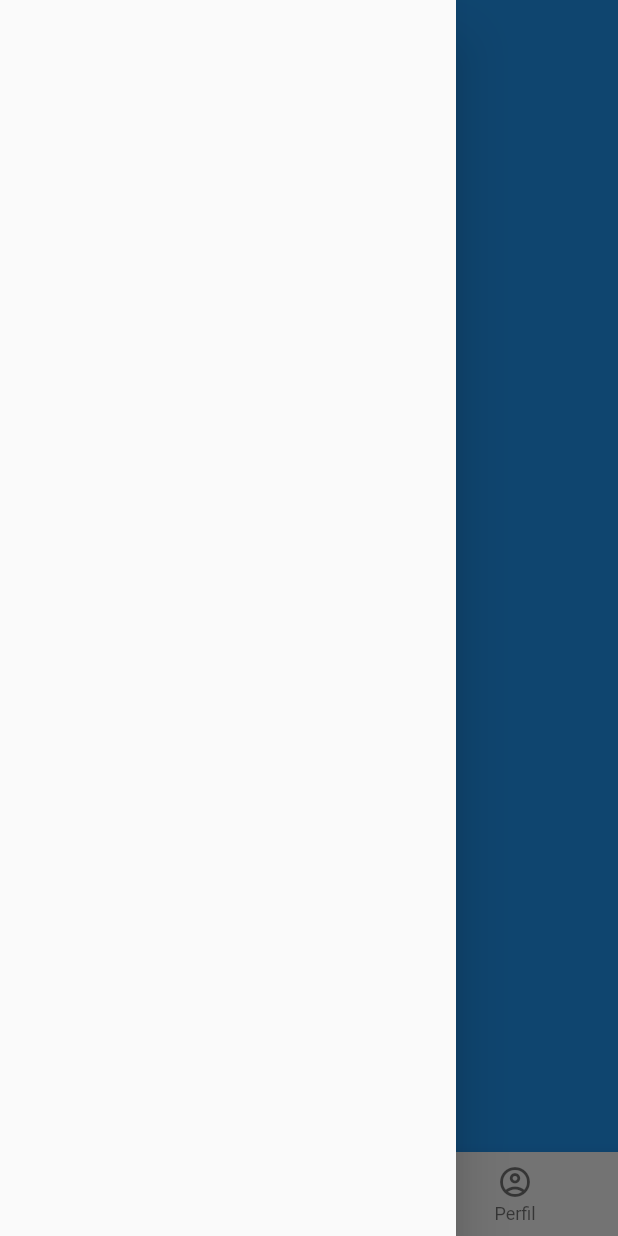
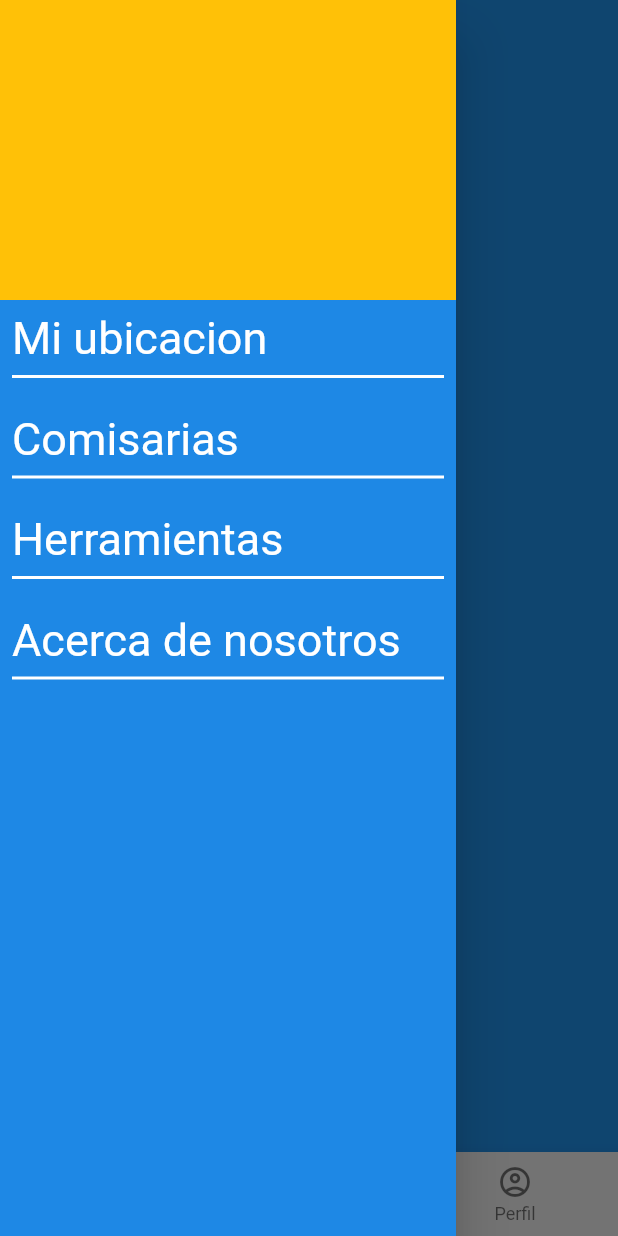
Before and after one commit to BwaldirLM/app_avanzados, a Flutter app: the HomePage screen opened by its route, with the side drawer open, on a phone screen of 412 x 824 dp. Run offline on Flutter 3.47's test engine with Material 2 defaults, Android fonts, the phone set to English and light mode, and no system bars; our stand-ins replace firebase_core; accounts and stored records are empty.

Commit message:
Agregar maquetado de drawer

```diff
--- a/lib/main.dart
+++ b/lib/main.dart
@@ -1,4 +1,5 @@
 import 'package:app_voronoi/src/pages/home_page.dart';
+import 'package:firebase_core/firebase_core.dart';
 import 'package:flutter/material.dart';
 
 import 'package:app_voronoi/src/pages/first_page.dart';
@@ -22,7 +23,7 @@ class MyApp extends StatelessWidget {
         '/': (context) => const FirstPage(),
         '/login': (context) => const LoginPage(),
         '/signup': (context) => const SignupPage(),
-        '/home' : (_) => const HomePage()
+        '/home': (_) => const HomePage()
       },
     );
   }
--- a/lib/src/pages/home_page.dart
+++ b/lib/src/pages/home_page.dart
@@ -1,3 +1,4 @@
+import 'package:app_voronoi/src/widgets/drawer.dart';
 import 'package:flutter/material.dart';
 
 class HomePage extends StatelessWidget {
@@ -9,7 +10,9 @@ class HomePage extends StatelessWidget {
       appBar: AppBar(
         elevation: 0,
       ),
-      drawer: Drawer(),
+      drawer: Drawer(
+        child: MyDrawer(),
+      ),
       body: Container(
         width: double.infinity,
         color: Colors.blue,
@@ -18,13 +21,16 @@ class HomePage extends StatelessWidget {
           children: const [
             Padding(
               padding: EdgeInsets.symmetric(horizontal: 20),
-              child: Text('TODO VA BIEN?', style: TextStyle(fontSize: 30, color: Colors.white),),
+              child: Text(
+                'TODO VA BIEN?',
+                style: TextStyle(fontSize: 30, color: Colors.white),
+              ),
             ),
             Padding(
               padding: EdgeInsets.symmetric(horizontal: 20),
-              child: Text('Tres comisarias encontradas',style: TextStyle(fontSize: 18,color: Colors.white)),
+              child: Text('Tres comisarias encontradas',
+                  style: TextStyle(fontSize: 18, color: Colors.white)),
             ),
-
           ],
         ),
       ),
@@ -32,7 +38,8 @@ class HomePage extends StatelessWidget {
         items: const [
           BottomNavigationBarItem(icon: Icon(Icons.map), label: 'Mapa'),
           BottomNavigationBarItem(icon: Icon(Icons.home), label: 'Inicio'),
-          BottomNavigationBarItem(icon: Icon(Icons.account_circle_outlined), label: 'Perfil'),
+          BottomNavigationBarItem(
+              icon: Icon(Icons.account_circle_outlined), label: 'Perfil'),
         ],
       ),
     );
--- /dev/null
+++ b/lib/src/widgets/drawer.dart
@@ -0,0 +1,64 @@
+import 'package:flutter/material.dart';
+
+class MyDrawer extends StatelessWidget {
+  const MyDrawer({Key? key}) : super(key: key);
+
+  @override
+  Widget build(BuildContext context) {
+    return SafeArea(
+      child: Container(
+          color: const Color(0xFF1E88E5),
+          child: Column(children: [
+            Container(
+              height: 200,
+              color: Colors.amber,
+            ),
+            _DrawerItem(
+              'Mi ubicacion',
+            ),
+            _DrawerItem(
+              'Comisarias',
+            ),
+            _DrawerItem(
+              'Herramientas',
+            ),
+            _DrawerItem(
+              'Acerca de nosotros',
+            )
+          ])),
+    );
+  }
+}
+
+class _DrawerItem extends StatelessWidget {
+  _DrawerItem(this.titulo, {Key? key, this.onTap}) : super(key: key);
+
+  String titulo;
+  VoidCallback? onTap;
+
+  @override
+  Widget build(BuildContext context) {
+    return InkWell(
+      onTap: onTap,
+      child: Padding(
+        padding: const EdgeInsets.all(8.0),
+        child: Column(
+          crossAxisAlignment: CrossAxisAlignment.start,
+          children: [
+            Text(
+              titulo,
+              style: const TextStyle(
+                  fontSize: 30,
+                  color: Colors.white,
+                  fontWeight: FontWeight.w400),
+            ),
+            const Divider(
+              color: Colors.white,
+              thickness: 2,
+            )
+          ],
+        ),
+      ),
+    );
+  }
+}
--- a/pubspec.yaml
+++ b/pubspec.yaml
@@ -34,6 +34,7 @@ dependencies:
   # The following adds the Cupertino Icons font to your application.
   # Use with the CupertinoIcons class for iOS style icons.
   cupertino_icons: ^1.0.2
+  firebase_core:
 
 dev_dependencies:
   flutter_test:
```
Also changed, not shown: pubspec.lock, 1 other file.
